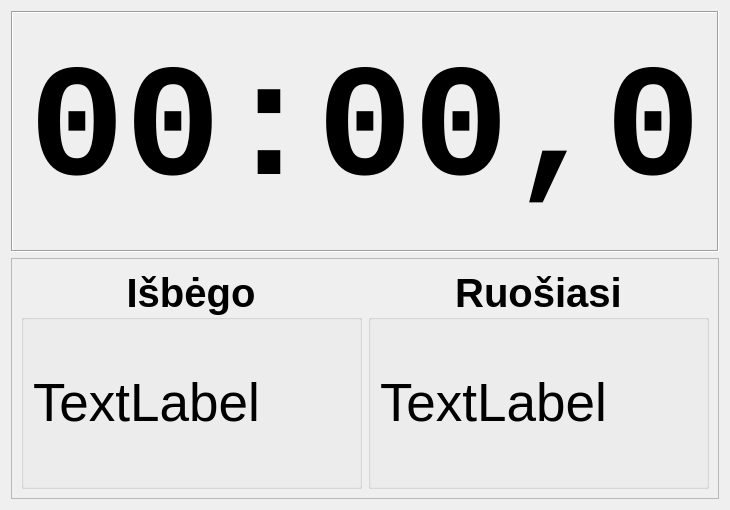
kulverstukas1/DuathlonStarter, file GUIs/BigClockDialog.ui: the form before one commit.
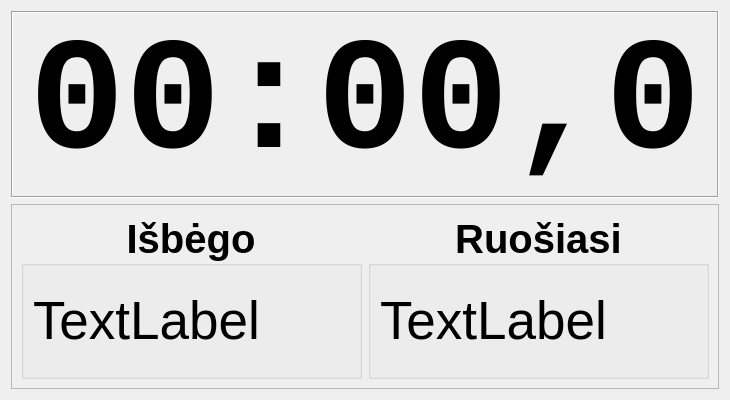
The form after the commit. Custom widgets are drawn as their Qt base class.

```diff
--- a/GUIs/BigClockDialog.ui
+++ b/GUIs/BigClockDialog.ui
@@ -10,13 +10,13 @@
     <x>0</x>
     <y>0</y>
     <width>730</width>
-    <height>510</height>
+    <height>400</height>
    </rect>
   </property>
   <property name="minimumSize">
    <size>
     <width>730</width>
-    <height>510</height>
+    <height>400</height>
    </size>
   </property>
   <property name="windowTitle">
```
